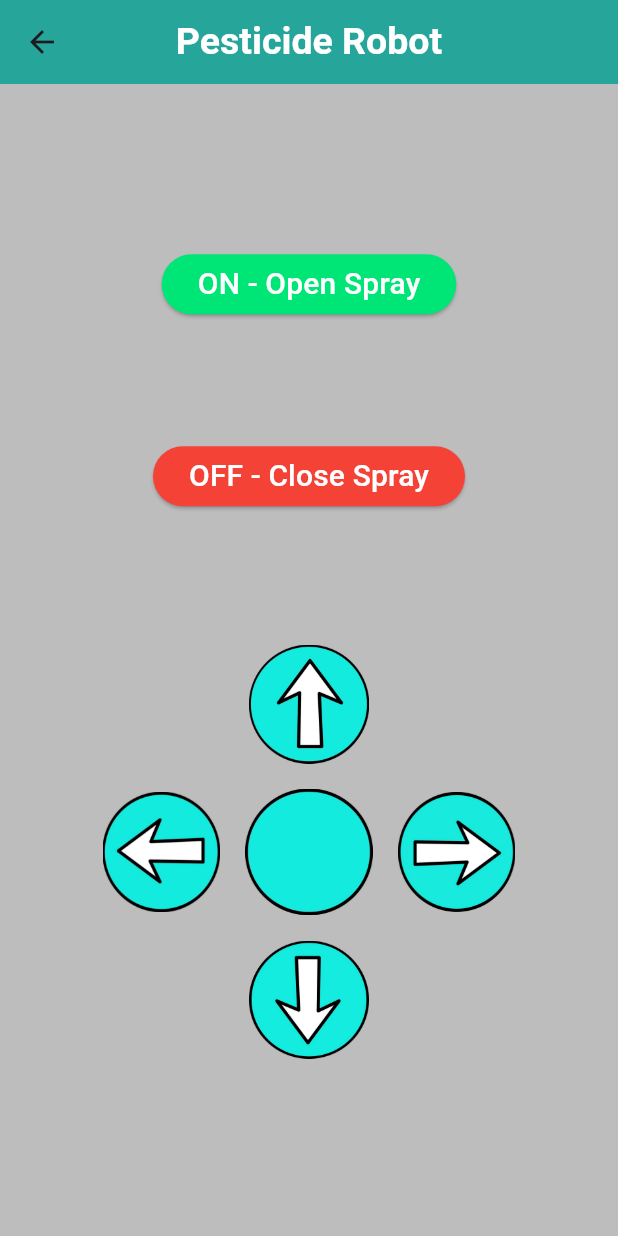
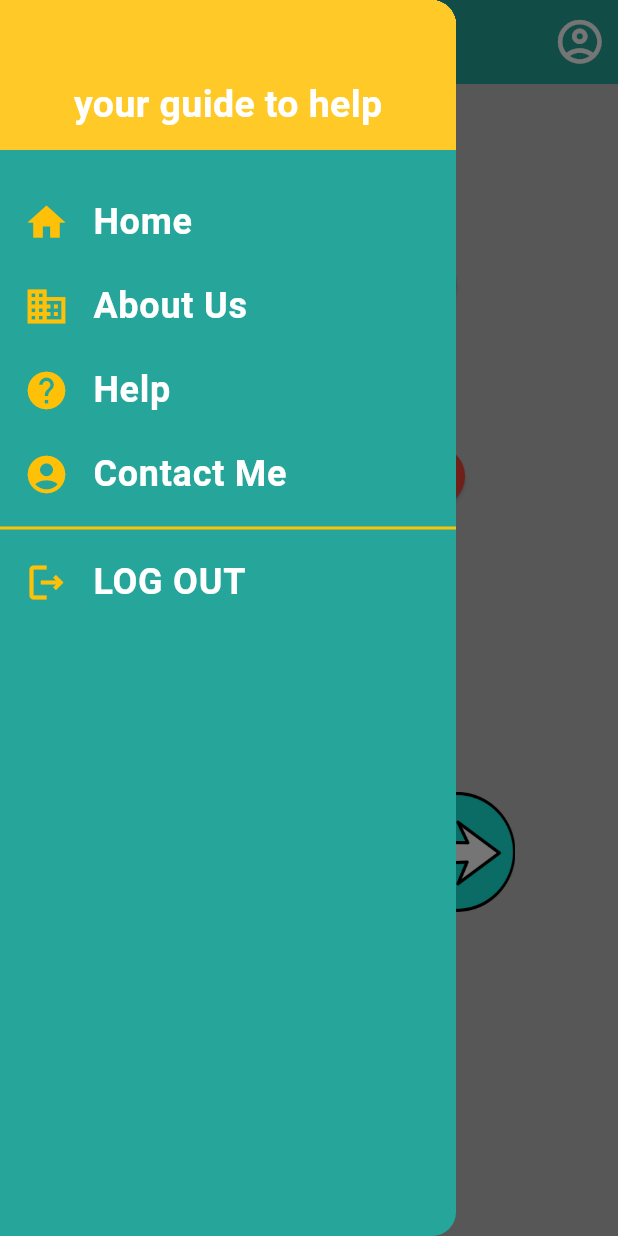
Before and after one commit to Abdo-Elsabagh/Agribot, a Flutter app: the Car screen opened directly, with the side drawer open (before the commit the screen has no drawer), on a phone screen of 412 x 824 dp. Run offline on Flutter 3.47's test engine with Material 3 defaults, Android fonts, the phone set to English and light mode, and no system bars; our stand-ins replace awesome_dialog, fl_chart, image_picker, liquid_pull_to_refresh, percent_indicator; missing offline and left inert: flutter_barcode_scanner, tflite.

Commit message:
add App Drawer and add app drawer in pages aplication

```diff
--- /dev/null
+++ b/lib/Navigation Drawer/app_drawer.dart
@@ -0,0 +1,138 @@
+import 'package:flutter/material.dart';
+import 'package:flutter_application_1/Navigation%20Drawer/aboustUs_viem.dart';
+import 'package:flutter_application_1/Navigation%20Drawer/help_view.dart';
+import 'package:flutter_application_1/NavigationBar/main_page.dart';
+import 'package:flutter_application_1/auth/login_view.dart';
+
+class AppDrawer extends StatelessWidget {
+  const AppDrawer({super.key});
+
+  @override
+  Widget build(BuildContext context) {
+    return Drawer(
+      elevation: 0,
+      backgroundColor: Colors.teal[400],
+      child: Column(
+        children: [
+          Container(
+            height: 100,
+            width: double.infinity,
+            padding: const EdgeInsets.only(top: 40),
+            alignment: Alignment.center,
+            color: Colors.amber[400],
+            child: const Text(
+              'your guide to help',
+              style: TextStyle(
+                  fontSize: 25,
+                  fontWeight: FontWeight.bold,
+                  color: Colors.white),
+            ),
+          ),
+          const SizedBox(
+            height: 20,
+          ),
+          ListTile(
+            onTap: () {
+              Navigator.of(context).push(MaterialPageRoute(
+                builder: (context) => const MainPage(),
+              ));
+            },
+            leading: const Icon(
+              Icons.home,
+              size: 30,
+              color: Colors.amber,
+            ),
+            title: const Text(
+              'Home',
+              style: TextStyle(
+                fontSize: 24,
+                color: Colors.white,
+                fontWeight: FontWeight.bold,
+              ),
+            ),
+          ),
+          ListTile(
+            onTap: () {
+              Navigator.of(context).push(MaterialPageRoute(
+                builder: (context) => const AboutUs(),
+              ));
+            },
+            leading: const Icon(
+              Icons.business_sharp,
+              size: 30,
+              color: Colors.amber,
+            ),
+            title: const Text(
+              'About Us',
+              style: TextStyle(
+                fontSize: 24,
+                color: Colors.white,
+                fontWeight: FontWeight.bold,
+              ),
+            ),
+          ),
+          ListTile(
+            onTap: () {
+              Navigator.of(context).push(MaterialPageRoute(
+                builder: (context) => const Help(),
+              ));
+            },
+            leading: const Icon(
+              Icons.help,
+              size: 30,
+              color: Colors.amber,
+            ),
+            title: const Text(
+              'Help',
+              style: TextStyle(
+                fontSize: 24,
+                color: Colors.white,
+                fontWeight: FontWeight.bold,
+              ),
+            ),
+          ),
+          ListTile(
+            onTap: () {},
+            leading: const Icon(
+              Icons.account_circle_rounded,
+              size: 30,
+              color: Colors.amber,
+            ),
+            title: const Text(
+              'Contact Me',
+              style: TextStyle(
+                fontSize: 24,
+                color: Colors.white,
+                fontWeight: FontWeight.bold,
+              ),
+            ),
+          ),
+          const Divider(
+            color: Colors.amber,
+            thickness: 2,
+          ),
+          ListTile(
+            onTap: () {
+              Navigator.of(context).pushReplacement(MaterialPageRoute(
+                builder: (context) => const LoginViem2(),
+              ));
+            },
+            leading: const Icon(
+              Icons.logout_outlined,
+              size: 30,
+              color: Colors.amber,
+            ),
+            title: const Text(
+              'LOG OUT',
+              style: TextStyle(
+                fontSize: 24,
+                color: Colors.white,
+                fontWeight: FontWeight.bold,
+              ),
+            ),
+          ),
+        ],
+      ),
+    );
+  }
+}
--- /dev/null
+++ b/lib/Navigation Drawer/help_view.dart
@@ -0,0 +1,22 @@
+import 'package:flutter/material.dart';
+
+class Help extends StatefulWidget {
+  const Help({super.key});
+
+  @override
+  State<Help> createState() => _HelpState();
+}
+
+class _HelpState extends State<Help> {
+  @override
+  Widget build(BuildContext context) {
+    return Scaffold(
+      backgroundColor: Colors.grey[400],
+      appBar: AppBar(
+        centerTitle: true,
+        backgroundColor: Colors.teal[400],
+      ),
+      body: const Center(child: Text('Help')),
+    );
+  }
+}
--- a/lib/NavigationBar/car.dart
+++ b/lib/NavigationBar/car.dart
@@ -1,5 +1,6 @@
-
 import 'package:flutter/material.dart';
+import 'package:flutter_application_1/Navigation%20Drawer/app_drawer.dart';
+import 'package:flutter_application_1/account_data.dart';
 
 class Car extends StatelessWidget {
   const Car({super.key});
@@ -16,7 +17,21 @@ class Car extends StatelessWidget {
           style: TextStyle(
               fontSize: 25, fontWeight: FontWeight.bold, color: Colors.white),
         ),
+        actions: [
+          IconButton(
+              onPressed: () {
+                Navigator.of(context).push(MaterialPageRoute(
+                  builder: (context) => const Account(),
+                ));
+              },
+              icon: const Icon(
+                Icons.account_circle_outlined,
+                size: 35,
+                color: Colors.white,
+              ))
+        ],
       ),
+      drawer: const AppDrawer(),
       body: Column(
         mainAxisAlignment: MainAxisAlignment.center,
         children: [
@@ -104,7 +119,8 @@ class ArrowButton extends StatelessWidget {
   final String imagePath;
   final VoidCallback onPressed;
 
-  const ArrowButton({super.key, required this.imagePath, required this.onPressed});
+  const ArrowButton(
+      {super.key, required this.imagePath, required this.onPressed});
 
   @override
   Widget build(BuildContext context) {
@@ -126,7 +142,8 @@ class StopButton extends StatelessWidget {
   final String imagePath;
   final VoidCallback onPressed;
 
-  const StopButton({super.key, required this.imagePath, required this.onPressed});
+  const StopButton(
+      {super.key, required this.imagePath, required this.onPressed});
 
   @override
   Widget build(BuildContext context) {
--- a/lib/NavigationBar/main_page.dart
+++ b/lib/NavigationBar/main_page.dart
@@ -15,9 +15,9 @@ class MainPage extends StatefulWidget {
 class _NavigationExampleState extends State<MainPage> {
    Future<void> loadModel ()async { // define the function that create the ai model
    await  Tflite.loadModel(
-    model:'assets/model_unquant.tflite',
+    model:'assets/model_unquant.tflite',///
 
-    labels: 'assets/labels.txt',
+    labels: 'assets/labels.txt',///
 
 );
   }
--- a/lib/account_data.dart
+++ b/lib/account_data.dart
@@ -1,5 +1,5 @@
 import 'package:flutter/material.dart';
-import 'package:flutter_application_1/screens/login_in/login_view.dart';
+import 'package:flutter_application_1/auth/login_view.dart';
 
 class Account extends StatelessWidget {
   const Account({super.key});
@@ -87,7 +87,7 @@ class Account extends StatelessWidget {
                 child: GestureDetector(
                   onTap: () {
                     Navigator.of(context).pushReplacement(MaterialPageRoute(
-                      builder: (context) => const LoginViem(),
+                      builder: (context) => const LoginViem2(),
                     ));
                   },
                   child: Center(
--- a/lib/main.dart
+++ b/lib/main.dart
@@ -1,6 +1,5 @@
 import 'package:flutter/material.dart';
 import 'package:flutter_application_1/auth/login_view.dart';
-import 'package:flutter_application_1/screens/login_in/login_view.dart';
 
 void main() {
   runApp(const MyApp());
```
Also changed, not shown: lib/Navigation Drawer/aboustUs_viem.dart (added, +22 -0 lines), lib/NavigationBar/Columnlength.dart (+16 -0 lines), lib/NavigationBar/QR.dart (+16 -0 lines), lib/auth/login_view.dart (+26 -4 lines), lib/auth/regisyer_viem.dart (+31 -6 lines), lib/home-view.dart (+9 -18 lines).
